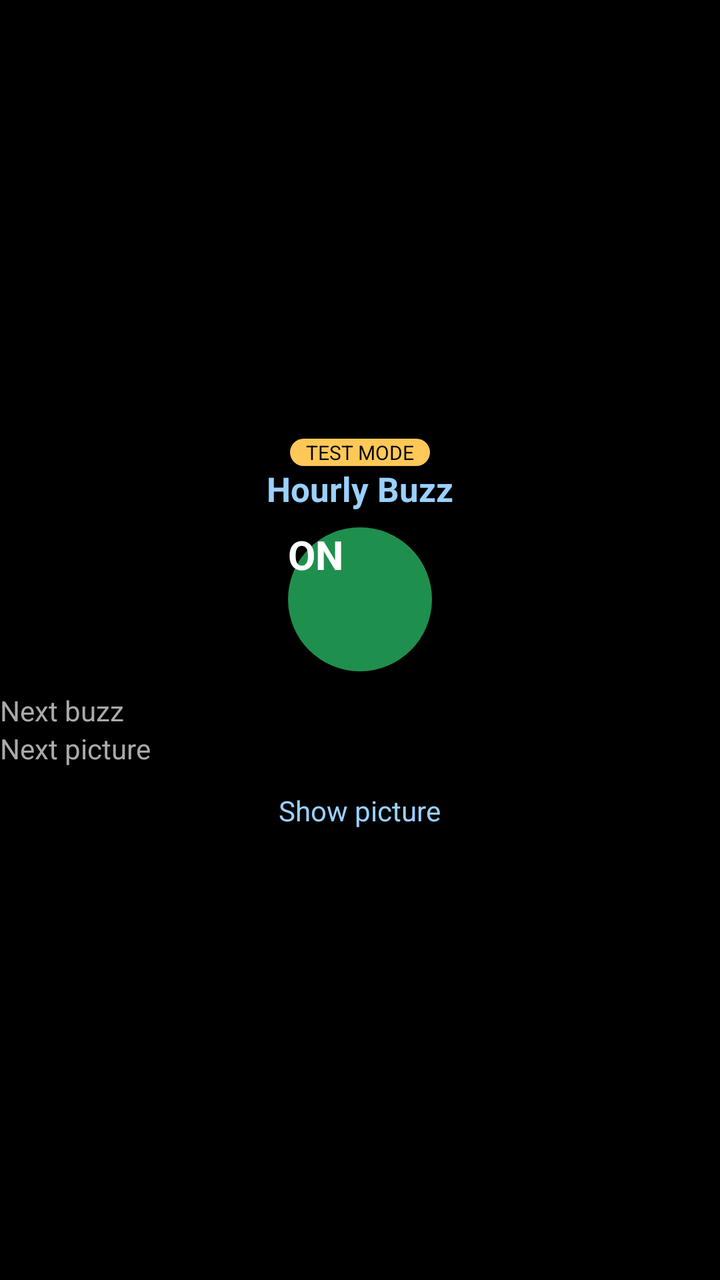
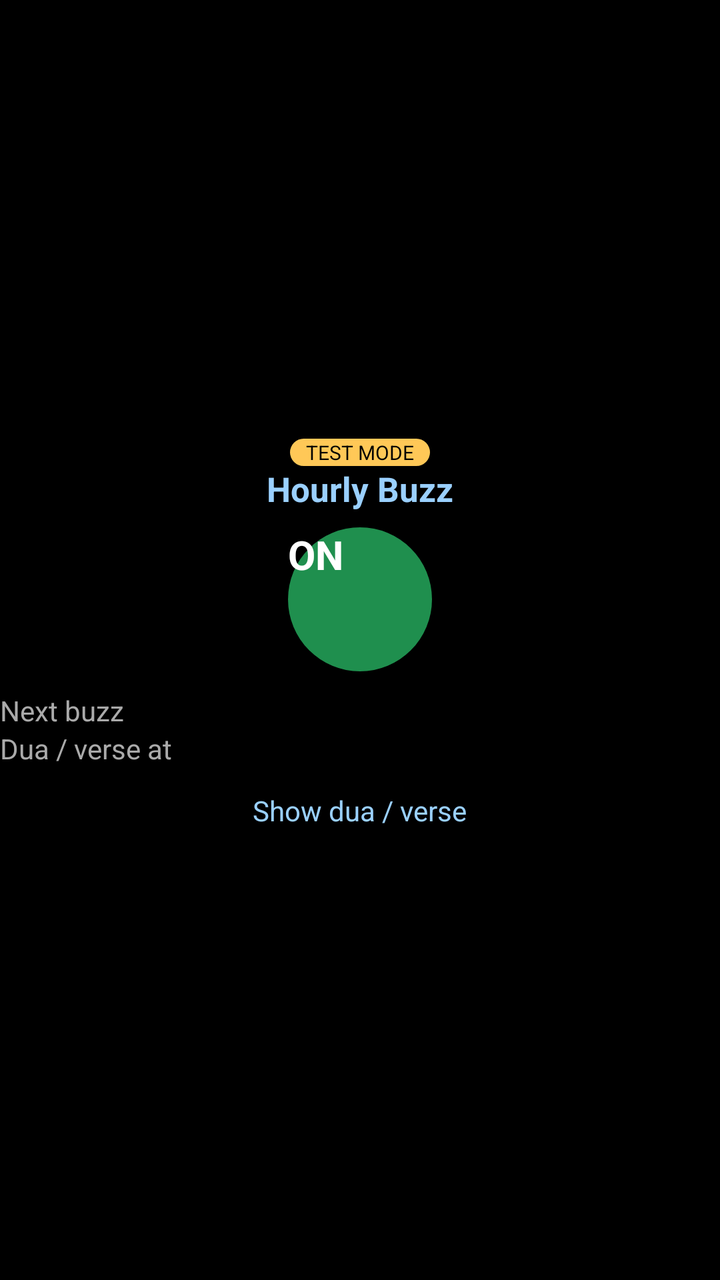

Screens rendered from an Android XML layout before and after an edit, with the pre-edit source and the edit as a unified diff.
<!-- AndroidManifest.xml: application theme android:Theme.DeviceDefault -->
<!-- res/layout/activity_main.xml -->
<?xml version="1.0" encoding="utf-8"?>
<ScrollView xmlns:android="http://schemas.android.com/apk/res/android"
    android:layout_width="match_parent"
    android:layout_height="match_parent"
    android:background="#000000"
    android:fillViewport="true"
    android:scrollbars="none">

    <LinearLayout
        android:id="@+id/content"
        android:layout_width="match_parent"
        android:layout_height="wrap_content"
        android:gravity="center"
        android:orientation="vertical">

        <TextView
            android:id="@+id/test_badge"
            android:layout_width="wrap_content"
            android:layout_height="wrap_content"
            android:background="@drawable/badge"
            android:paddingHorizontal="8dp"
            android:text="@string/test_mode"
            android:textColor="#000000"
            android:textSize="10sp" />

        <TextView
            android:layout_width="wrap_content"
            android:layout_height="wrap_content"
            android:layout_marginBottom="8dp"
            android:text="@string/app_name"
            android:textColor="#9AD0FF"
            android:textSize="17sp"
            android:textStyle="bold" />

        <Button
            android:id="@+id/toggle"
            android:layout_width="72dp"
            android:layout_height="72dp"
            android:background="@drawable/toggle_on"
            android:text="@string/on"
            android:textColor="#FFFFFF"
            android:textSize="20sp"
            android:textStyle="bold" />

        <LinearLayout
            android:layout_width="match_parent"
            android:layout_height="wrap_content"
            android:layout_marginTop="10dp"
            android:orientation="horizontal">

            <TextView
                android:layout_width="0dp"
                android:layout_height="wrap_content"
                android:layout_weight="1"
                android:text="@string/next_buzz"
                android:textColor="#AAAAAA"
                android:textSize="14sp" />

            <TextView
                android:id="@+id/next_buzz"
                android:layout_width="wrap_content"
                android:layout_height="wrap_content"
                android:textColor="#FFFFFF"
                android:textSize="14sp" />
        </LinearLayout>

        <LinearLayout
            android:layout_width="match_parent"
            android:layout_height="wrap_content"
            android:orientation="horizontal">

            <TextView
                android:layout_width="0dp"
                android:layout_height="wrap_content"
                android:layout_weight="1"
                android:text="@string/next_picture"
                android:textColor="#AAAAAA"
                android:textSize="14sp" />

            <TextView
                android:id="@+id/next_picture"
                android:layout_width="wrap_content"
                android:layout_height="wrap_content"
                android:textColor="#FFFFFF"
                android:textSize="14sp" />
        </LinearLayout>

        <TextView
            android:id="@+id/show_picture"
            android:layout_width="wrap_content"
            android:layout_height="wrap_content"
            android:layout_marginTop="6dp"
            android:background="?android:attr/selectableItemBackground"
            android:padding="6dp"
            android:text="@string/show_picture"
            android:textColor="#9AD0FF"
            android:textSize="14sp" />

        <TextView
            android:id="@+id/warning"
            android:layout_width="match_parent"
            android:layout_height="wrap_content"
            android:layout_marginTop="4dp"
            android:background="@drawable/warning"
            android:gravity="center"
            android:padding="6dp"
            android:textColor="#000000"
            android:textSize="12sp"
            android:visibility="gone" />
    </LinearLayout>
</ScrollView>
<!-- resources referenced by this layout -->
<resources>
  <!-- drawable badge (drawable) -->
  <?xml version="1.0" encoding="utf-8"?>
  <shape xmlns:android="http://schemas.android.com/apk/res/android" android:shape="rectangle">
      <solid android:color="#FFC857" />
      <corners android:radius="8dp" />
  </shape>
  <!-- drawable toggle_on (drawable) -->
  <?xml version="1.0" encoding="utf-8"?>
  <shape xmlns:android="http://schemas.android.com/apk/res/android" android:shape="oval">
      <solid android:color="#1F8F4E" />
      
  </shape>
  <!-- drawable warning (drawable) -->
  <?xml version="1.0" encoding="utf-8"?>
  <shape xmlns:android="http://schemas.android.com/apk/res/android" android:shape="rectangle">
      <solid android:color="#FFC857" />
      <corners android:radius="10dp" />
  </shape>
  <string name="app_name">Hourly Buzz</string>
  <string name="next_buzz">Next buzz</string>
  <string name="next_picture">Next picture</string>
  <string name="on">ON</string>
  <string name="show_picture">Show picture</string>
  <string name="test_mode">TEST MODE</string>
</resources>

<!-- the commit's change to res/layout/activity_main.xml (unified diff, before → after) -->
@@ -73,12 +73,12 @@
                 android:layout_width="0dp"
                 android:layout_height="wrap_content"
                 android:layout_weight="1"
-                android:text="@string/next_picture"
+                android:text="@string/next_card"
                 android:textColor="#AAAAAA"
                 android:textSize="14sp" />
 
             <TextView
-                android:id="@+id/next_picture"
+                android:id="@+id/next_card"
                 android:layout_width="wrap_content"
                 android:layout_height="wrap_content"
                 android:textColor="#FFFFFF"
@@ -86,13 +86,13 @@
         </LinearLayout>
 
         <TextView
-            android:id="@+id/show_picture"
+            android:id="@+id/show_card"
             android:layout_width="wrap_content"
             android:layout_height="wrap_content"
             android:layout_marginTop="6dp"
             android:background="?android:attr/selectableItemBackground"
             android:padding="6dp"
-            android:text="@string/show_picture"
+            android:text="@string/show_card"
             android:textColor="#9AD0FF"
             android:textSize="14sp" />
 
<!-- resource entries referenced after the edit -->
@@ -20,9 +20,9 @@
   </shape>
   <string name="app_name">Hourly Buzz</string>
   <string name="next_buzz">Next buzz</string>
-  <string name="next_picture">Next picture</string>
+  <string name="next_card">Dua / verse at</string>
   <string name="on">ON</string>
-  <string name="show_picture">Show picture</string>
+  <string name="show_card">Show dua / verse</string>
   <string name="test_mode">TEST MODE</string>
 </resources>
 
